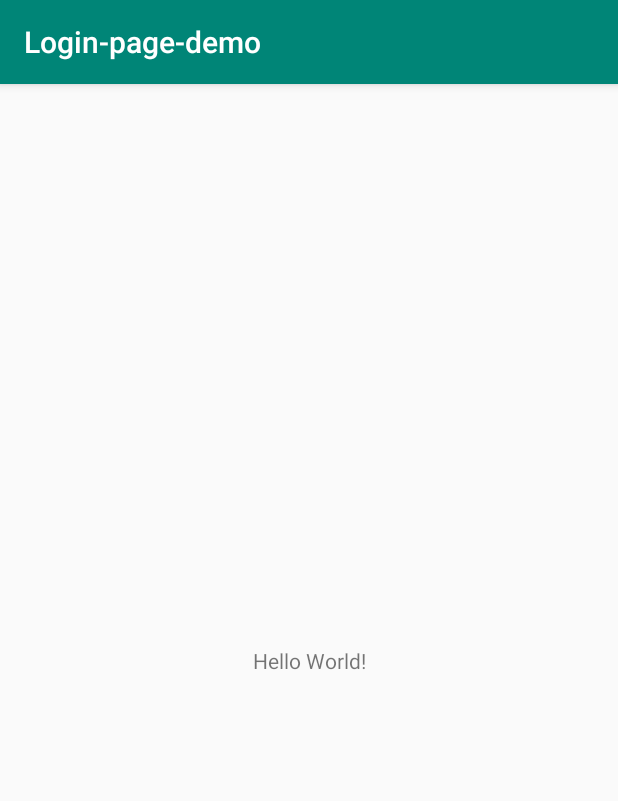
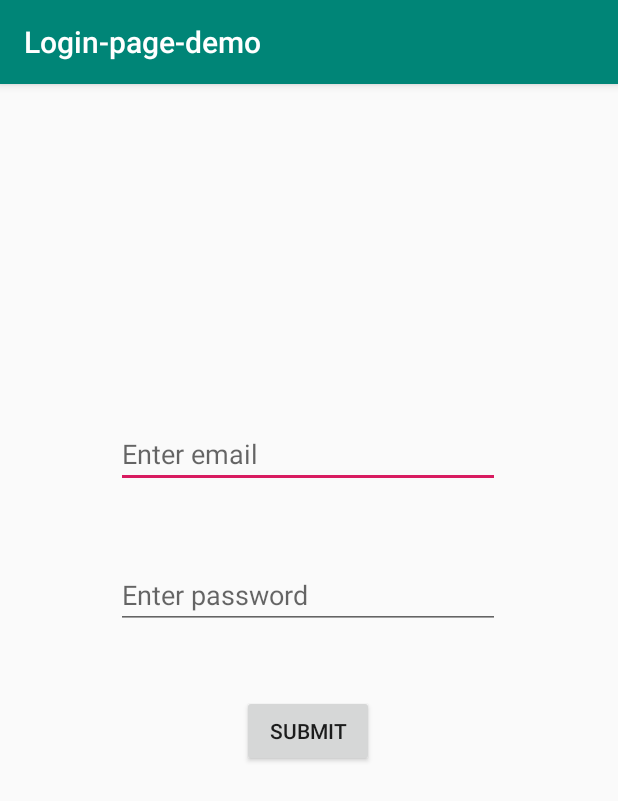
Before and after one commit to pkdism/Loginpagedemo, an Android app: the screen it shows after launch (MainActivity), on a phone screen of 412 x 824 dp. Shown: the top 801 px of the screen. Run offline under Robolectric (Android 15) with nearby library versions, the phone set to English and light mode, and no system bars.

Commit message:
main activity

```diff
--- a/app/src/main/AndroidManifest.xml
+++ b/app/src/main/AndroidManifest.xml
@@ -9,6 +9,7 @@
         android:roundIcon="@mipmap/ic_launcher_round"
         android:supportsRtl="true"
         android:theme="@style/AppTheme">
+        <activity android:name=".Main2Activity"></activity>
         <activity android:name=".MainActivity">
             <intent-filter>
                 <action android:name="android.intent.action.MAIN" />
--- a/app/src/main/res/layout/activity_main.xml
+++ b/app/src/main/res/layout/activity_main.xml
@@ -6,13 +6,44 @@
     android:layout_height="match_parent"
     tools:context=".MainActivity">
 
-    <TextView
+    <EditText
+        android:id="@+id/id_email"
         android:layout_width="wrap_content"
         android:layout_height="wrap_content"
-        android:text="Hello World!"
+        android:ems="12"
+        android:inputType="textEmailAddress"
+        android:hint="Enter email"
         app:layout_constraintBottom_toBottomOf="parent"
+        app:layout_constraintHorizontal_bias="0.496"
         app:layout_constraintLeft_toLeftOf="parent"
         app:layout_constraintRight_toRightOf="parent"
-        app:layout_constraintTop_toTopOf="parent" />
+        app:layout_constraintTop_toTopOf="parent"
+        app:layout_constraintVertical_bias="0.31" />
+
+    <EditText
+        android:id="@+id/id_pw"
+        android:layout_width="wrap_content"
+        android:layout_height="wrap_content"
+        android:ems="12"
+        android:inputType="textPassword"
+        android:hint="Enter password"
+        app:layout_constraintBottom_toBottomOf="parent"
+        app:layout_constraintHorizontal_bias="0.496"
+        app:layout_constraintLeft_toLeftOf="parent"
+        app:layout_constraintRight_toRightOf="parent"
+        app:layout_constraintTop_toTopOf="parent"
+        app:layout_constraintVertical_bias="0.44" />
+
+    <Button
+        android:id="@+id/id_submit"
+        android:layout_width="wrap_content"
+        android:layout_height="wrap_content"
+        android:text="@string/submit_button"
+        app:layout_constraintBottom_toBottomOf="parent"
+        app:layout_constraintHorizontal_bias="0.498"
+        app:layout_constraintLeft_toLeftOf="parent"
+        app:layout_constraintRight_toRightOf="parent"
+        app:layout_constraintTop_toTopOf="parent"
+        app:layout_constraintVertical_bias="0.566" />
 
 </android.support.constraint.ConstraintLayout>
--- a/app/src/main/res/values/strings.xml
+++ b/app/src/main/res/values/strings.xml
@@ -1,3 +1,4 @@
 <resources>
     <string name="app_name">Login-page-demo</string>
+    <string name="submit_button">Submit</string>
 </resources>
```
Also changed, not shown: app/src/main/java/com/pkd/login_page_demo/Main2Activity.java (added, +13 -0 lines), app/src/main/res/layout/activity_main2.xml (added, +19 -0 lines).
